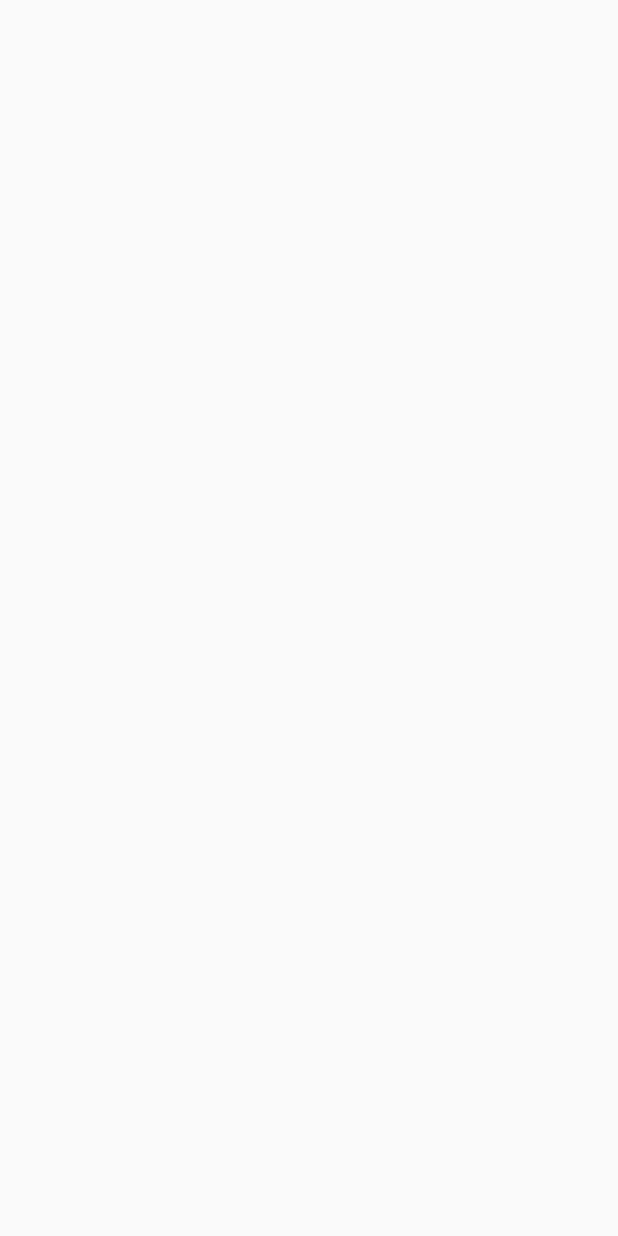
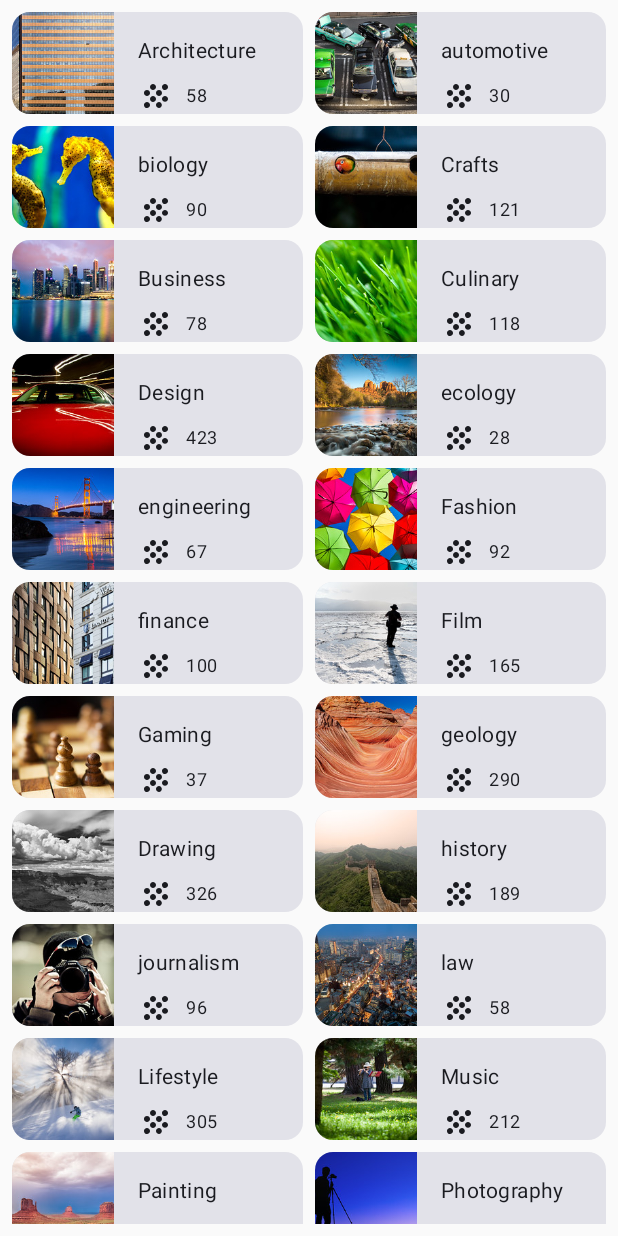
Before and after one commit to Meldy183/Courses-list, an Android app built with Jetpack Compose: the screen it shows after launch (MainActivity), on a phone screen of 412 x 824 dp. Before the commit the screen is empty. Run offline under Robolectric (Android 15) with nearby library versions, the phone set to English and light mode, and no system bars.

```diff
--- a/app/src/main/java/com/example/courses/MainActivity.kt
+++ b/app/src/main/java/com/example/courses/MainActivity.kt
@@ -1,42 +1,34 @@
 package com.example.courses
-
-import android.icu.number.Scale
 import android.os.Bundle
-import android.provider.CalendarContract.Colors
-import android.text.style.BackgroundColorSpan
 import androidx.activity.ComponentActivity
 import androidx.activity.compose.setContent
 import androidx.activity.enableEdgeToEdge
 import androidx.compose.foundation.Image
 import androidx.compose.foundation.layout.Arrangement
-import androidx.compose.foundation.layout.Box
 import androidx.compose.foundation.layout.Column
 import androidx.compose.foundation.layout.Row
-import androidx.compose.foundation.layout.Spacer
-import androidx.compose.foundation.layout.fillMaxSize
+import androidx.compose.foundation.layout.fillMaxWidth
 import androidx.compose.foundation.layout.padding
 import androidx.compose.foundation.layout.size
-import androidx.compose.material.icons.Icons
-import androidx.compose.material.icons.sharp.Menu
-import androidx.compose.material.icons.sharp.Search
+import androidx.compose.foundation.lazy.grid.GridCells
+import androidx.compose.foundation.lazy.grid.LazyVerticalGrid
+import androidx.compose.foundation.lazy.grid.items
 import androidx.compose.material3.Card
 import androidx.compose.material3.Icon
 import androidx.compose.material3.MaterialTheme
-import androidx.compose.material3.Scaffold
 import androidx.compose.material3.Text
 import androidx.compose.runtime.Composable
 import androidx.compose.ui.Alignment
 import androidx.compose.ui.Modifier
-import androidx.compose.ui.graphics.Color
 import androidx.compose.ui.layout.ContentScale
 import androidx.compose.ui.res.dimensionResource
 import androidx.compose.ui.res.painterResource
 import androidx.compose.ui.res.stringResource
 import androidx.compose.ui.tooling.preview.Preview
 import androidx.compose.ui.unit.dp
+import com.example.courses.data.DataSource
 import com.example.courses.topic.Topic
 import com.example.courses.ui.theme.CoursesListTheme
-import org.intellij.lang.annotations.JdkConstants.HorizontalAlignment
 
 class MainActivity : ComponentActivity() {
     override fun onCreate(savedInstanceState: Bundle?) {
@@ -44,7 +36,7 @@ class MainActivity : ComponentActivity() {
         enableEdgeToEdge()
         setContent {
             CoursesListTheme {
-
+                App()
             }
         }
     }
@@ -94,6 +86,29 @@ fun DrawTopic(topic: Topic, modifier: Modifier = Modifier) {
 }
 
 
+@Composable
+fun DrawList(list: List<Topic>, modifier: Modifier = Modifier) {
+    LazyVerticalGrid(
+        columns = GridCells.Fixed(2),
+        verticalArrangement = Arrangement.spacedBy(dimensionResource(R.dimen.small)),
+        horizontalArrangement = Arrangement.spacedBy(dimensionResource(R.dimen.small)),
+        modifier = modifier
+    ) {
+        items(list) { topic ->
+            DrawTopic(topic)
+        }
+    }
+}
+
+@Composable
+fun App() {
+    val listOfTopic = DataSource.topics
+    DrawList(
+        listOfTopic,
+        modifier = Modifier.padding(dimensionResource(R.dimen.small))
+    )
+}
+
 @Preview
 @Composable
 fun DrawTopicPreview() {
--- a/app/src/main/java/com/example/courses/data/DataSource.kt
+++ b/app/src/main/java/com/example/courses/data/DataSource.kt
@@ -7,18 +7,28 @@ import com.example.courses.topic.Topic
 object DataSource {
     val topics = listOf(
         Topic(R.string.architecture, 58, R.drawable.architecture),
+        Topic(R.string.automotive, 30, R.drawable.automotive),
+        Topic(R.string.biology, 90, R.drawable.biology),
         Topic(R.string.crafts, 121, R.drawable.crafts),
         Topic(R.string.business, 78, R.drawable.business),
         Topic(R.string.culinary, 118, R.drawable.culinary),
         Topic(R.string.design, 423, R.drawable.design),
+        Topic(R.string.ecology, 28, R.drawable.ecology),
+        Topic(R.string.engineering, 67, R.drawable.engineering),
         Topic(R.string.fashion, 92, R.drawable.fashion),
+        Topic(R.string.finance, 100, R.drawable.finance),
         Topic(R.string.film, 165, R.drawable.film),
-        Topic(R.string.gaming, 164, R.drawable.gaming),
+        Topic(R.string.gaming, 37, R.drawable.gaming),
+        Topic(R.string.geology, 290, R.drawable.geology),
         Topic(R.string.drawing, 326, R.drawable.drawing),
+        Topic(R.string.history, 189, R.drawable.history),
+        Topic(R.string.journalism, 96, R.drawable.journalism),
+        Topic(R.string.law, 58, R.drawable.law),
         Topic(R.string.lifestyle, 305, R.drawable.lifestyle),
         Topic(R.string.music, 212, R.drawable.music),
         Topic(R.string.painting, 172, R.drawable.painting),
         Topic(R.string.photography, 321, R.drawable.photography),
-        Topic(R.string.tech, 118, R.drawable.tech)
+        Topic(R.string.physics, 41, R.drawable.physics),
+        Topic(R.string.tech, 118, R.drawable.tech),
     )
 }
--- a/app/src/main/res/mipmap-anydpi-v26/ic_launcher.xml
+++ b/app/src/main/res/mipmap-anydpi-v26/ic_launcher.xml
@@ -1,6 +1,5 @@
 <?xml version="1.0" encoding="utf-8"?>
 <adaptive-icon xmlns:android="http://schemas.android.com/apk/res/android">
-    <background android:drawable="@drawable/ic_launcher_background" />
-    <foreground android:drawable="@drawable/ic_launcher_foreground" />
-    <monochrome android:drawable="@drawable/ic_launcher_foreground" />
+    <background android:drawable="@color/ic_launcher_background"/>
+    <foreground android:drawable="@drawable/ic_launcher_foreground"/>
 </adaptive-icon>
--- a/app/src/main/res/mipmap-anydpi-v26/ic_launcher_round.xml
+++ b/app/src/main/res/mipmap-anydpi-v26/ic_launcher_round.xml
@@ -1,6 +1,5 @@
 <?xml version="1.0" encoding="utf-8"?>
 <adaptive-icon xmlns:android="http://schemas.android.com/apk/res/android">
-    <background android:drawable="@drawable/ic_launcher_background" />
-    <foreground android:drawable="@drawable/ic_launcher_foreground" />
-    <monochrome android:drawable="@drawable/ic_launcher_foreground" />
+    <background android:drawable="@color/ic_launcher_background"/>
+    <foreground android:drawable="@drawable/ic_launcher_foreground"/>
 </adaptive-icon>
--- /dev/null
+++ b/app/src/main/res/values/ic_launcher_background.xml
@@ -0,0 +1,4 @@
+<?xml version="1.0" encoding="utf-8"?>
+<resources>
+    <color name="ic_launcher_background">#DC3D3D</color>
+</resources>
--- a/app/src/main/res/values/strings.xml
+++ b/app/src/main/res/values/strings.xml
@@ -14,4 +14,14 @@
     <string name="painting">Painting</string>
     <string name="photography">Photography</string>
     <string name="tech">Tech</string>
+    <string name="automotive">automotive</string>
+    <string name="biology">biology</string>
+    <string name="ecology">ecology</string>
+    <string name="engineering">engineering</string>
+    <string name="finance">finance</string>
+    <string name="geology">geology</string>
+    <string name="history">history</string>
+    <string name="journalism">journalism</string>
+    <string name="law">law</string>
+    <string name="physics">physics</string>
 </resources>
```
Also changed, not shown: app/src/main/res/drawable/ic_launcher_foreground.xml (+19 -25 lines), app/src/main/ic_launcher-playstore.png (added), app/src/main/res/mipmap-hdpi/ic_launcher.webp, app/src/main/res/mipmap-hdpi/ic_launcher_round.webp, app/src/main/res/mipmap-mdpi/ic_launcher.webp, app/src/main/res/mipmap-mdpi/ic_launcher_round.webp, app/src/main/res/mipmap-xhdpi/ic_launcher.webp, app/src/main/res/mipmap-xhdpi/ic_launcher_round.webp, app/src/main/res/mipmap-xxhdpi/ic_launcher.webp, app/src/main/res/mipmap-xxhdpi/ic_launcher_round.webp, app/src/main/res/mipmap-xxxhdpi/ic_launcher.webp, app/src/main/res/mipmap-xxxhdpi/ic_launcher_round.webp.
